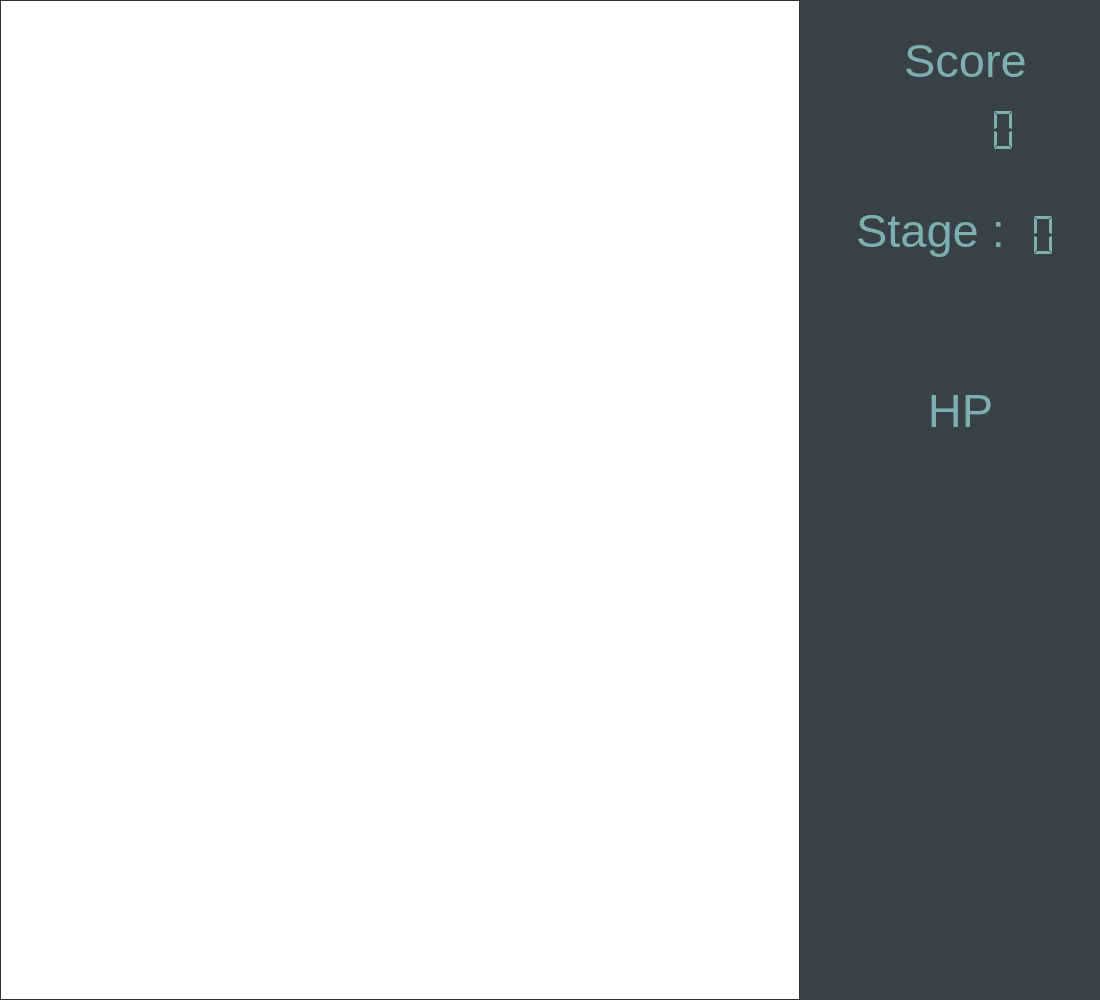
This is mainwindow.ui in axwl03/2018-pd2-Project3 as Qt 5 draws it before an edit. The edited form follows.
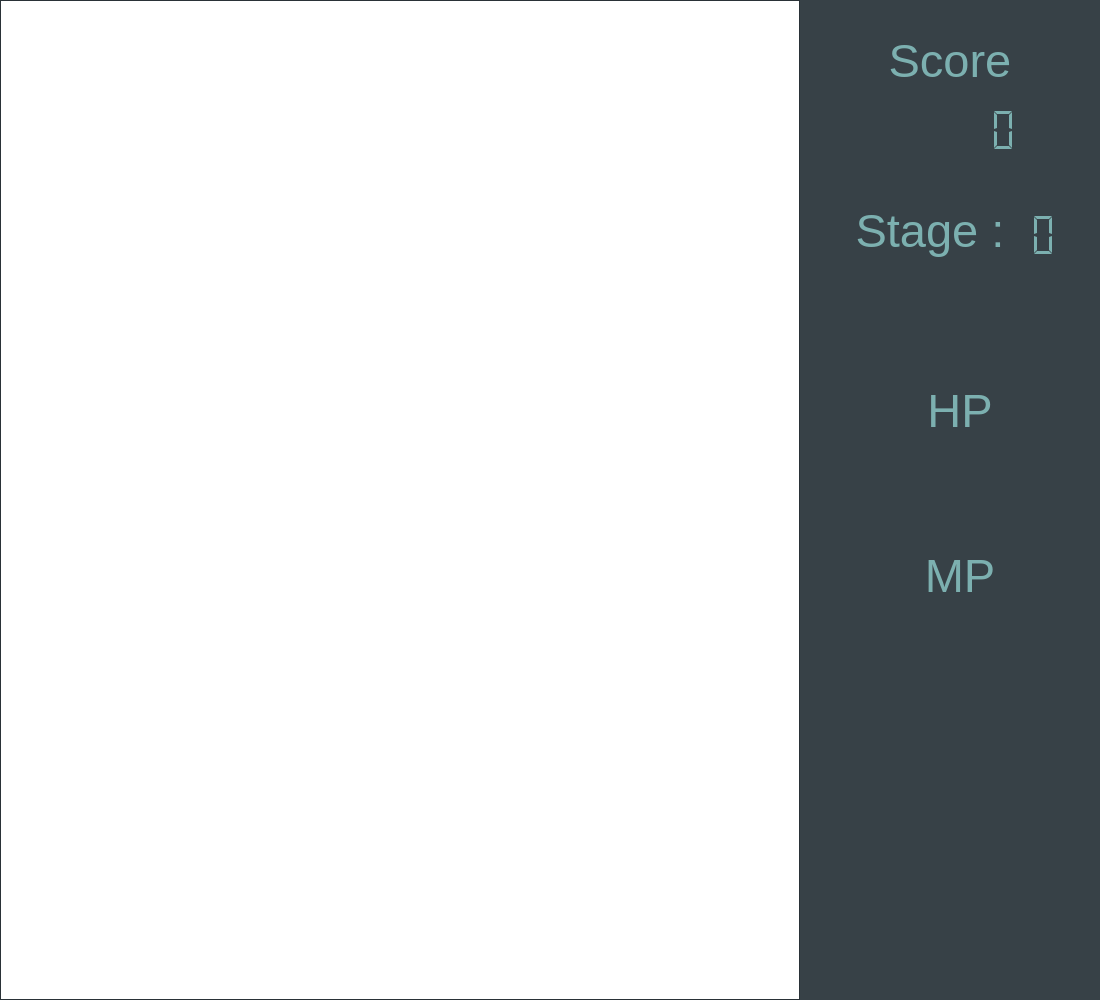
This is the edited form.

The edit to the form file:
```diff
--- a/mainwindow.ui
+++ b/mainwindow.ui
@@ -100,10 +100,10 @@
    <widget class="QLabel" name="label">
     <property name="geometry">
      <rect>
-      <x>900</x>
+      <x>870</x>
       <y>30</y>
-      <width>131</width>
-      <height>61</height>
+      <width>160</width>
+      <height>60</height>
      </rect>
     </property>
     <property name="palette">
@@ -272,8 +272,8 @@
      <rect>
       <x>850</x>
       <y>200</y>
-      <width>161</width>
-      <height>61</height>
+      <width>160</width>
+      <height>60</height>
      </rect>
     </property>
     <property name="palette">
@@ -443,7 +443,7 @@
       <x>890</x>
       <y>470</y>
       <width>140</width>
-      <height>100</height>
+      <height>320</height>
      </rect>
     </property>
     <property name="palette">
@@ -506,8 +506,8 @@
      <rect>
       <x>880</x>
       <y>380</y>
-      <width>161</width>
-      <height>61</height>
+      <width>160</width>
+      <height>60</height>
      </rect>
     </property>
     <property name="palette">
@@ -559,6 +559,122 @@
      <set>Qt::AlignCenter</set>
     </property>
    </widget>
+   <widget class="QLabel" name="label_4">
+    <property name="geometry">
+     <rect>
+      <x>880</x>
+      <y>545</y>
+      <width>160</width>
+      <height>60</height>
+     </rect>
+    </property>
+    <property name="palette">
+     <palette>
+      <active>
+       <colorrole role="WindowText">
+        <brush brushstyle="SolidPattern">
+         <color alpha="255">
+          <red>124</red>
+          <green>176</green>
+          <blue>176</blue>
+         </color>
+        </brush>
+       </colorrole>
+      </active>
+      <inactive>
+       <colorrole role="WindowText">
+        <brush brushstyle="SolidPattern">
+         <color alpha="255">
+          <red>124</red>
+          <green>176</green>
+          <blue>176</blue>
+         </color>
+        </brush>
+       </colorrole>
+      </inactive>
+      <disabled>
+       <colorrole role="WindowText">
+        <brush brushstyle="SolidPattern">
+         <color alpha="255">
+          <red>190</red>
+          <green>190</green>
+          <blue>190</blue>
+         </color>
+        </brush>
+       </colorrole>
+      </disabled>
+     </palette>
+    </property>
+    <property name="font">
+     <font>
+      <pointsize>35</pointsize>
+     </font>
+    </property>
+    <property name="text">
+     <string>MP</string>
+    </property>
+    <property name="alignment">
+     <set>Qt::AlignCenter</set>
+    </property>
+   </widget>
+   <widget class="QLabel" name="label_5">
+    <property name="geometry">
+     <rect>
+      <x>880</x>
+      <y>650</y>
+      <width>160</width>
+      <height>60</height>
+     </rect>
+    </property>
+    <property name="palette">
+     <palette>
+      <active>
+       <colorrole role="WindowText">
+        <brush brushstyle="SolidPattern">
+         <color alpha="255">
+          <red>124</red>
+          <green>176</green>
+          <blue>176</blue>
+         </color>
+        </brush>
+       </colorrole>
+      </active>
+      <inactive>
+       <colorrole role="WindowText">
+        <brush brushstyle="SolidPattern">
+         <color alpha="255">
+          <red>124</red>
+          <green>176</green>
+          <blue>176</blue>
+         </color>
+        </brush>
+       </colorrole>
+      </inactive>
+      <disabled>
+       <colorrole role="WindowText">
+        <brush brushstyle="SolidPattern">
+         <color alpha="255">
+          <red>190</red>
+          <green>190</green>
+          <blue>190</blue>
+         </color>
+        </brush>
+       </colorrole>
+      </disabled>
+     </palette>
+    </property>
+    <property name="font">
+     <font>
+      <pointsize>35</pointsize>
+     </font>
+    </property>
+    <property name="text">
+     <string/>
+    </property>
+    <property name="alignment">
+     <set>Qt::AlignCenter</set>
+    </property>
+   </widget>
   </widget>
  </widget>
  <layoutdefault spacing="6" margin="11"/>
```
Left out of the diff: 6 changed lines with no effect on the pictures.
